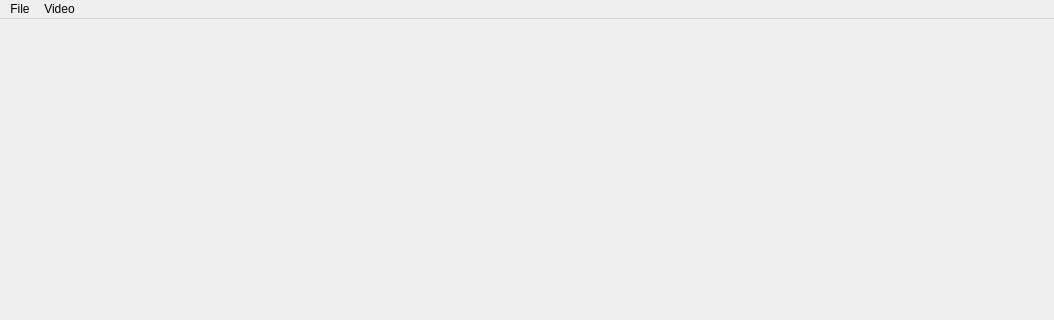
First picture: the form in Application/media_player/videos.ui, repository nnwijesuriya/SE-Y03-C-Plus-And-Cross-Platform-Development, before the edit; both pictures show x 0 to 1054 and y 0 to 320 of the 1054 by 595 pixel window.
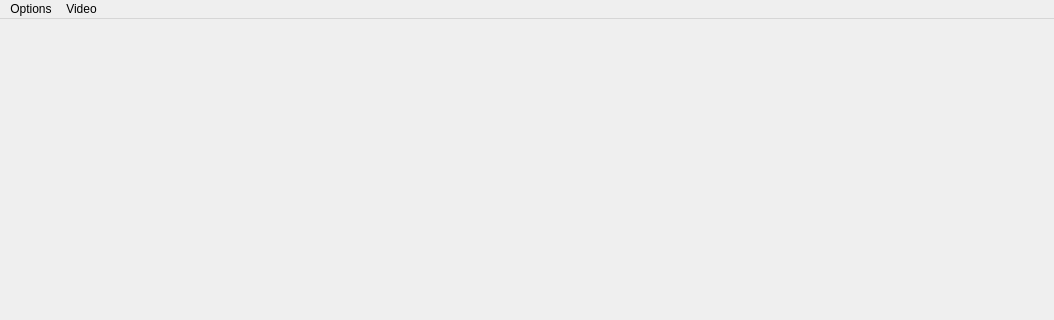
Second picture: the form after the edit. Icons and pictures are not drawn.

The edit to the form file:
```diff
--- a/Application/media_player/videos.ui
+++ b/Application/media_player/videos.ui
@@ -39,7 +39,7 @@
    </property>
    <widget class="QMenu" name="menuFile">
     <property name="title">
-     <string>File</string>
+     <string>Options</string>
     </property>
     <addaction name="actionhome"/>
    </widget>
```
Left out of the diff: 25 changed lines with no effect on the pictures.
